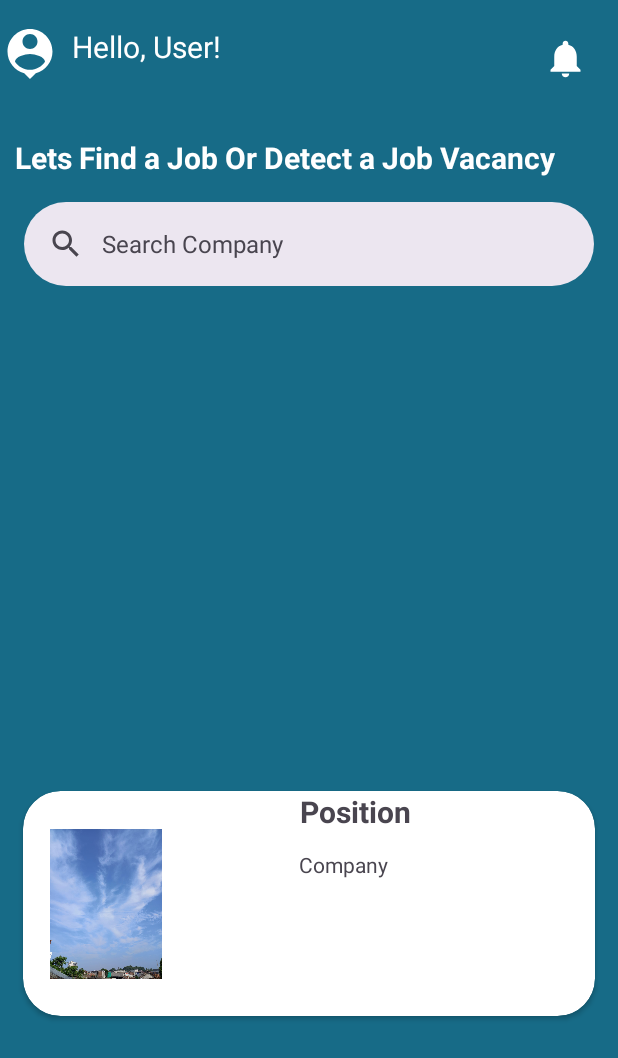
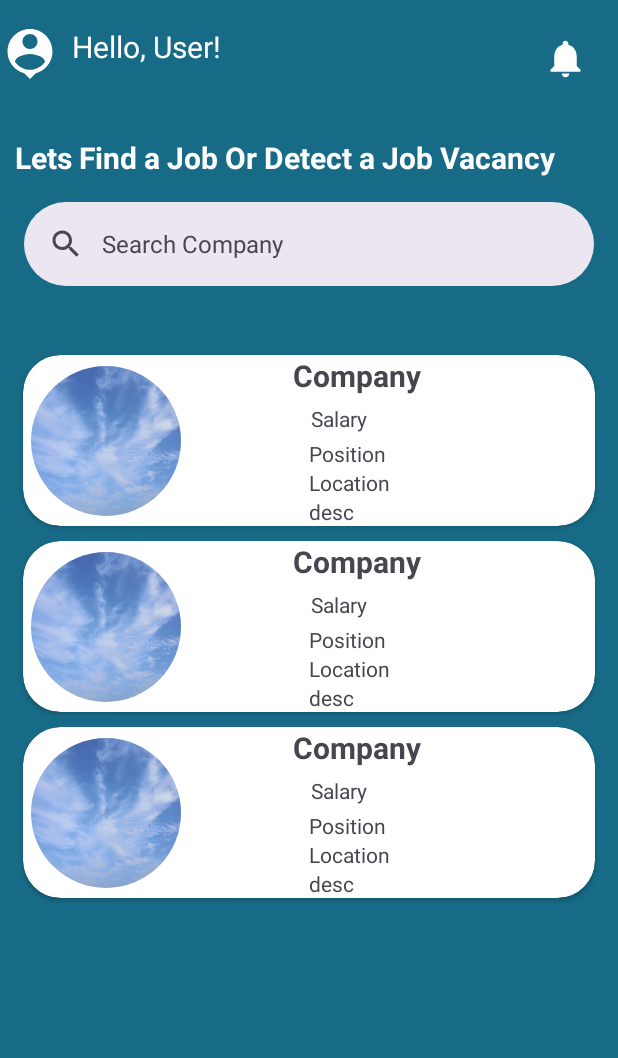
Before and after one commit to Ewal03/JobGuardian, an Android app: the layout fragment_home.xml on its own in the app's theme, with its tools: preview values and no code run, on a phone screen of 412 x 824 dp. Shown: the top 1058 px of the screen. Run offline under Robolectric (Android 15) with nearby library versions, the phone set to English and light mode, and no system bars.

Commit message:
initial commit

```diff
--- a/app/build.gradle.kts
+++ b/app/build.gradle.kts
@@ -2,6 +2,7 @@ plugins {
     id("com.android.application")
     id("org.jetbrains.kotlin.android")
     id("com.google.gms.google-services")
+    id("kotlin-parcelize")
 }
 
 android {
--- a/app/src/main/AndroidManifest.xml
+++ b/app/src/main/AndroidManifest.xml
@@ -14,6 +14,9 @@
         android:supportsRtl="true"
         android:theme="@style/Theme.JobGuardian"
         tools:targetApi="31">
+        <activity
+            android:name=".ui.splash.SplashActivity"
+            android:exported="false" />
         <activity
             android:name=".ui.main.ui.detail.DetailActivity"
             android:exported="false" />
--- a/app/src/main/java/com/example/jobguardian/ui/main/ui/notifications/ProfileFragment.kt
+++ b/app/src/main/java/com/example/jobguardian/ui/main/ui/profil/ProfileFragment.kt
@@ -1,4 +1,4 @@
-package com.example.jobguardian.ui.main.ui.notifications
+package com.example.jobguardian.ui.main.ui.profil
 
 import android.content.Intent
 import android.os.Bundle
--- a/app/src/main/java/com/example/jobguardian/ui/main/ui/notifications/ProfileViewModel.kt
+++ b/app/src/main/java/com/example/jobguardian/ui/main/ui/profil/ProfileViewModel.kt
@@ -1,4 +1,4 @@
-package com.example.jobguardian.ui.main.ui.notifications
+package com.example.jobguardian.ui.main.ui.profil
 
 import androidx.lifecycle.LiveData
 import androidx.lifecycle.MutableLiveData
--- a/app/src/main/res/layout/fragment_home.xml
+++ b/app/src/main/res/layout/fragment_home.xml
@@ -69,6 +69,7 @@
     app:layout_constraintVertical_bias="0.0"/>
 
     <androidx.recyclerview.widget.RecyclerView
+        android:id="@+id/rv_company"
         android:layout_width="0dp"
         android:layout_marginTop="30dp"
         android:layout_height="wrap_content"
--- a/app/src/main/res/layout/fragment_profile.xml
+++ b/app/src/main/res/layout/fragment_profile.xml
@@ -5,7 +5,7 @@
     android:layout_width="match_parent"
     android:layout_height="match_parent"
     android:background="@color/Bblue"
-    tools:context=".ui.main.ui.notifications.ProfileFragment">
+    tools:context=".ui.main.ui.profil.ProfileFragment">
 
     <de.hdodenhof.circleimageview.CircleImageView
         android:id="@+id/profileImage"
--- a/app/src/main/res/layout/list_company.xml
+++ b/app/src/main/res/layout/list_company.xml
@@ -3,12 +3,12 @@
     xmlns:app="http://schemas.android.com/apk/res-auto"
     xmlns:tools="http://schemas.android.com/tools"
     android:layout_width="match_parent"
-    android:layout_height="match_parent"
+    android:layout_height="wrap_content"
     android:background="@color/Bblue">
 
     <androidx.cardview.widget.CardView
         android:layout_width="0dp"
-        android:layout_height="150dp"
+        android:layout_height="wrap_content"
         android:background="@color/white"
         android:layout_marginBottom="10dp"
         app:layout_constraintBottom_toBottomOf="parent"
@@ -23,7 +23,7 @@
             android:layout_width="match_parent"
             android:layout_height="match_parent">
 
-            <ImageView
+            <de.hdodenhof.circleimageview.CircleImageView
                 android:id="@+id/iv_companyPhoto"
                 android:layout_width="100dp"
                 android:layout_height="100dp"
@@ -35,28 +35,59 @@
                 app:layout_constraintTop_toTopOf="parent" />
 
             <TextView
-                android:id="@+id/tv_position"
+                android:id="@+id/tv_company"
                 android:layout_width="wrap_content"
                 android:layout_height="wrap_content"
-                android:text="Position"
+                android:text="Company"
                 android:textSize="20dp"
                 android:textStyle="bold"
                 app:layout_constraintEnd_toEndOf="parent"
                 app:layout_constraintHorizontal_bias="0.393"
                 app:layout_constraintStart_toEndOf="@+id/iv_companyPhoto"
-                tools:layout_editor_absoluteY="25dp" />
+                tools:layout_editor_absoluteY="25dp"
+                tools:ignore="MissingConstraints" />
 
             <TextView
-                android:id="@+id/iv_companyName"
+                android:id="@+id/tv_salary"
                 android:layout_width="wrap_content"
                 android:layout_height="wrap_content"
-                android:layout_marginTop="12dp"
-                android:text="Company"
+                android:layout_marginTop="5dp"
+                android:text="Salary"
                 app:layout_constraintEnd_toEndOf="parent"
                 app:layout_constraintHorizontal_bias="0.364"
                 app:layout_constraintStart_toEndOf="@+id/iv_companyPhoto"
+                app:layout_constraintTop_toBottomOf="@+id/tv_company" />
+
+            <TextView
+                android:id="@+id/tv_position"
+                android:layout_width="wrap_content"
+                android:layout_height="wrap_content"
+                android:layout_marginTop="4dp"
+                android:text="Position"
+                app:layout_constraintEnd_toEndOf="parent"
+                app:layout_constraintHorizontal_bias="0.38"
+                app:layout_constraintStart_toEndOf="@+id/iv_companyPhoto"
+                app:layout_constraintTop_toBottomOf="@+id/tv_salary" />
+
+            <TextView
+                android:id="@+id/tv_location"
+                android:layout_width="wrap_content"
+                android:layout_height="wrap_content"
+                android:text="Location"
+                app:layout_constraintEnd_toEndOf="parent"
+                app:layout_constraintHorizontal_bias="0.385"
+                app:layout_constraintStart_toEndOf="@+id/iv_companyPhoto"
                 app:layout_constraintTop_toBottomOf="@+id/tv_position" />
 
+            <TextView
+                android:id="@+id/tv_description"
+                android:layout_width="wrap_content"
+                android:layout_height="wrap_content"
+                android:text="desc"
+                app:layout_constraintEnd_toEndOf="parent"
+                app:layout_constraintHorizontal_bias="0.348"
+                app:layout_constraintStart_toEndOf="@+id/iv_companyPhoto"
+                app:layout_constraintTop_toBottomOf="@+id/tv_location" />
         </androidx.constraintlayout.widget.ConstraintLayout>
     </androidx.cardview.widget.CardView>
 
--- a/app/src/main/res/navigation/mobile_navigation.xml
+++ b/app/src/main/res/navigation/mobile_navigation.xml
@@ -19,7 +19,7 @@
 
     <fragment
         android:id="@+id/navigation_profile"
-        android:name="com.example.jobguardian.ui.main.ui.notifications.ProfileFragment"
+        android:name="com.example.jobguardian.ui.main.ui.profil.ProfileFragment"
         android:label="Profile"
         tools:layout="@layout/fragment_profile" />
 </navigation>
```
Also changed, not shown: app/src/main/java/com/example/jobguardian/ui/main/ui/home/HomeFragment.kt (+34 -2 lines), app/src/main/res/values/strings.xml (+74 -0 lines), app/src/main/res/layout/activity_detail.xml (indentation only).
